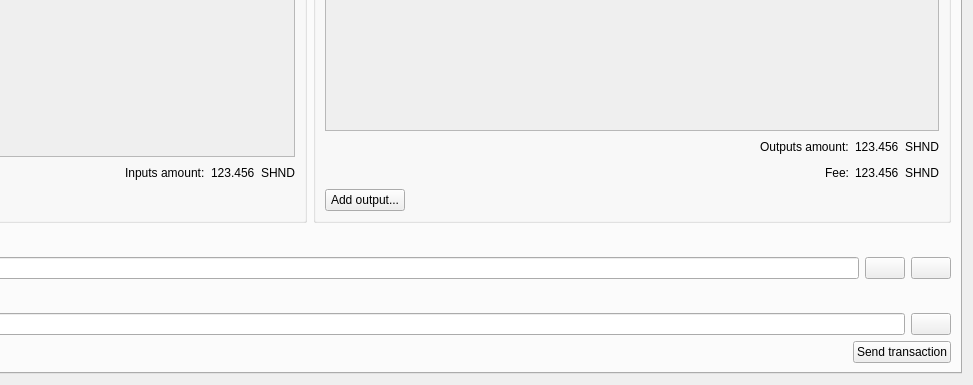
Above: src/qt/forms/multisigdialog.ui from TurboStake/TurboStake before the change; both pictures show x 354 to 1327 and y 210 to 595 of the 1327 by 595 pixel window. Below: the same form after it.
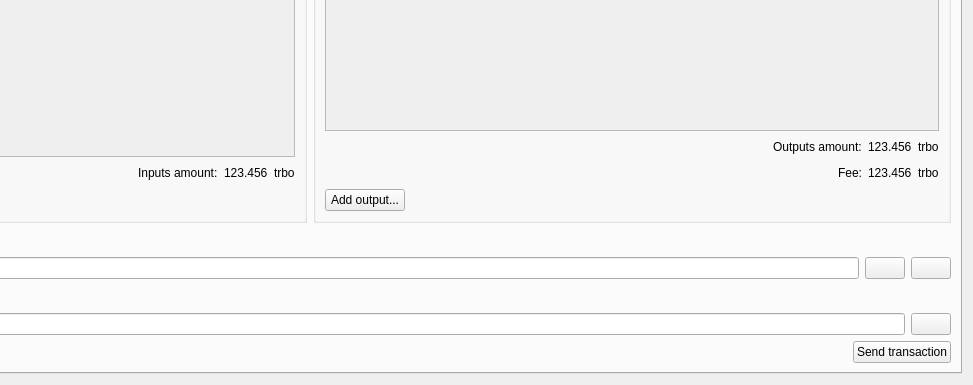
That is the form after the change. The open tabs and pages were chosen to show the change. Icons and pictures are not drawn.

```diff
--- a/src/qt/forms/multisigdialog.ui
+++ b/src/qt/forms/multisigdialog.ui
@@ -399,7 +399,7 @@
                 <item>
                  <widget class="QLabel" name="label">
                   <property name="text">
-                   <string>SHND</string>
+                   <string>trbo</string>
                   </property>
                  </widget>
                 </item>
@@ -518,7 +518,7 @@
                 <item>
                  <widget class="QLabel" name="label_2">
                   <property name="text">
-                   <string>SHND</string>
+                   <string>trbo</string>
                   </property>
                  </widget>
                 </item>
@@ -556,7 +556,7 @@
                 <item>
                  <widget class="QLabel" name="label_3">
                   <property name="text">
-                   <string>SHND</string>
+                   <string>trbo</string>
                   </property>
                  </widget>
                 </item>
```
